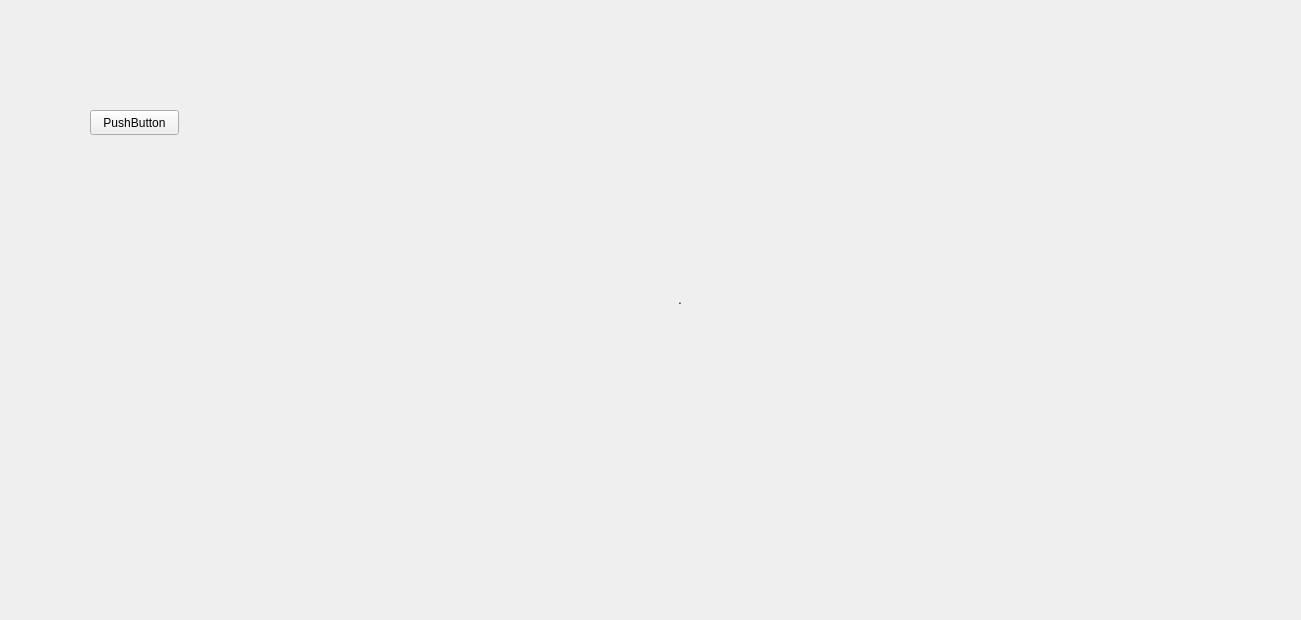
Before: the Qt Designer form visualisation-gui/mainwindow.ui in SivagiriVisakan/philosophers-who-dine, drawn with Qt 5.
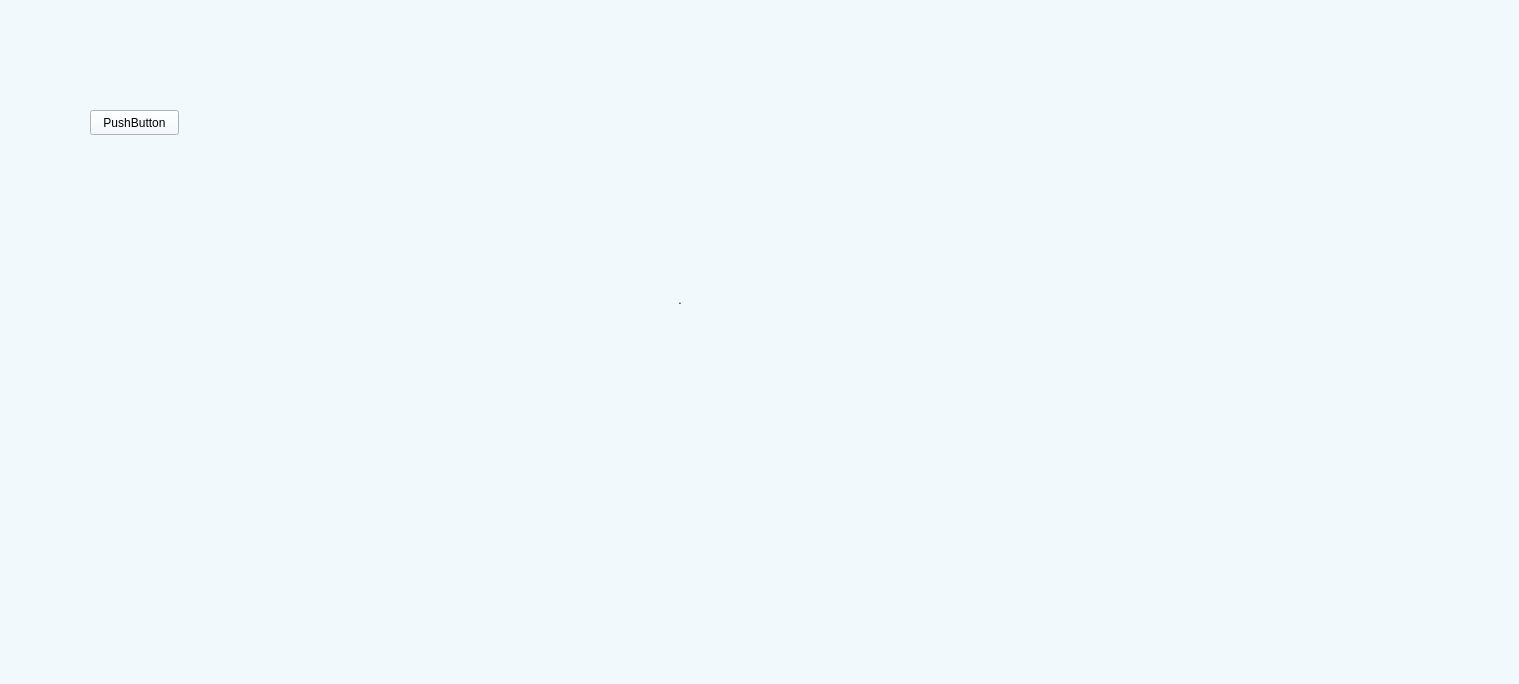
After: the same form once the commit is applied. Icons and pictures are not drawn.

Commit message: qt: Change the background color and size of the window.

Diff of the .ui file:
```diff
--- a/visualisation-gui/mainwindow.ui
+++ b/visualisation-gui/mainwindow.ui
@@ -9,12 +9,18 @@
    <rect>
     <x>0</x>
     <y>0</y>
-    <width>1301</width>
-    <height>620</height>
+    <width>1519</width>
+    <height>684</height>
    </rect>
   </property>
   <property name="windowTitle">
-   <string>MainWindow</string>
+   <string>Dining Philosophers Visualisation</string>
+  </property>
+  <property name="autoFillBackground">
+   <bool>false</bool>
+  </property>
+  <property name="styleSheet">
+   <string notr="true">background-color:#F2F9FC</string>
   </property>
   <widget class="QWidget" name="centralWidget">
    <widget class="QLabel" name="table">
```
Left out of the diff: 4 changed lines with no effect on the pictures. The commit also changes 1 other file.
